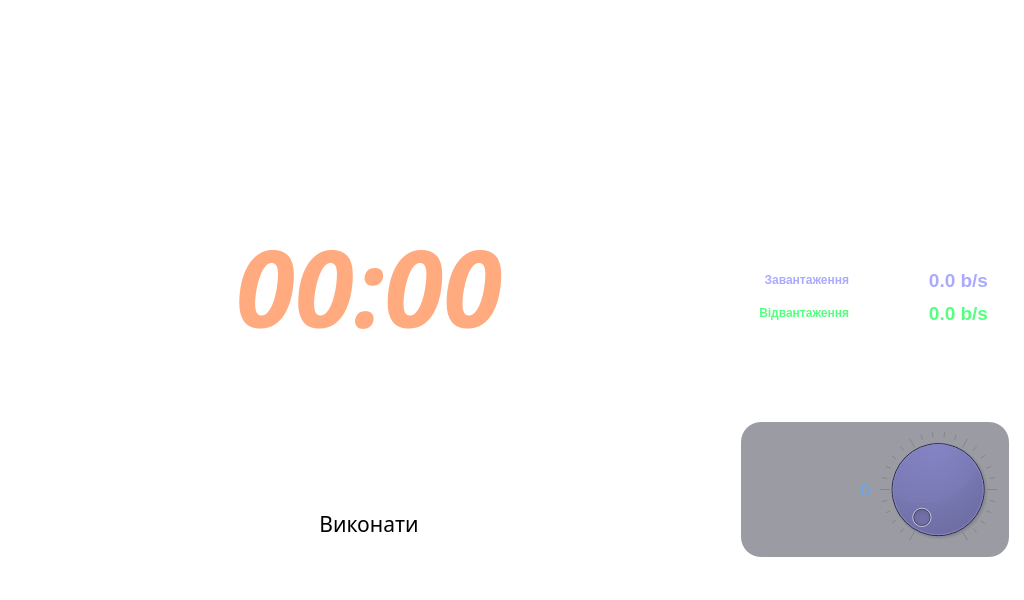
Old version of the form main_form.ui in the repository neurotoxin78/QPanInfo.
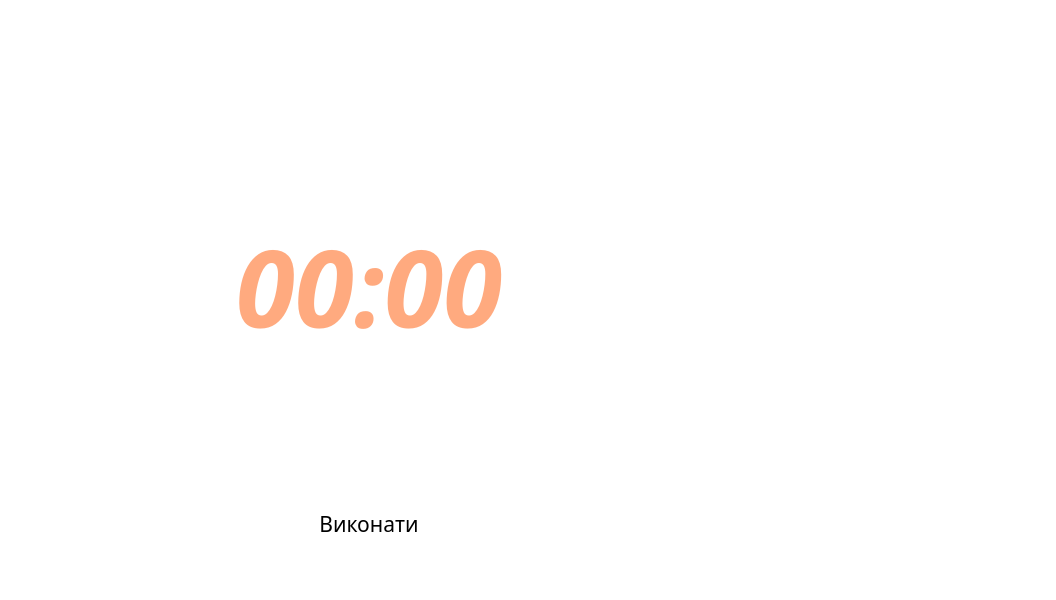
New version of the form. Icons and pictures are not drawn.

Diff of the .ui file:
```diff
--- a/main_form.ui
+++ b/main_form.ui
@@ -9,7 +9,7 @@
    <rect>
     <x>0</x>
     <y>0</y>
-    <width>1024</width>
+    <width>1056</width>
     <height>600</height>
    </rect>
   </property>
@@ -228,82 +228,20 @@
          <layout class="QGridLayout" name="top_frameLayout"/>
         </widget>
        </item>
-       <item row="2" column="0">
-        <widget class="QFrame" name="bootom_frame">
-         <property name="maximumSize">
-          <size>
-           <width>16777215</width>
-           <height>135</height>
-          </size>
-         </property>
-         <property name="styleSheet">
-          <string notr="true">background-color: rgba(42, 42, 62, 120);
-border-radius: 20px;</string>
-         </property>
-         <property name="frameShape">
-          <enum>QFrame::StyledPanel</enum>
-         </property>
-         <property name="frameShadow">
-          <enum>QFrame::Raised</enum>
-         </property>
-         <layout class="QHBoxLayout" name="bootom_frameLayout">
-          <item>
-           <widget class="QLabel" name="volume_label">
-            <property name="maximumSize">
-             <size>
-              <width>120</width>
-              <height>32</height>
-             </size>
-            </property>
-            <property name="font">
-             <font>
-              <family>Fira Mono for Powerline</family>
-              <pointsize>12</pointsize>
-              <weight>50</weight>
-              <italic>false</italic>
-              <bold>false</bold>
-             </font>
-            </property>
-            <property name="styleSheet">
-             <string notr="true">color: rgba(85, 170, 255, 200);
-background-color: rgba(0, 0, 0, 0);
-</string>
-            </property>
-            <property name="text">
-             <string>0</string>
-            </property>
-            <property name="alignment">
-             <set>Qt::AlignRight|Qt::AlignTrailing|Qt::AlignVCenter</set>
-            </property>
-           </widget>
-          </item>
-          <item>
-           <widget class="QDial" name="volume_dial">
-            <property name="maximumSize">
-             <size>
-              <width>170</width>
-              <height>170</height>
-             </size>
-            </property>
-            <property name="styleSheet">
-             <string notr="true">background-color: rgb(85, 85, 127);</string>
-            </property>
-            <property name="invertedAppearance">
-             <bool>false</bool>
-            </property>
-            <property name="invertedControls">
-             <bool>false</bool>
-            </property>
-            <property name="notchesVisible">
-             <bool>true</bool>
-            </property>
-           </widget>
-          </item>
-         </layout>
-        </widget>
-       </item>
        <item row="1" column="0">
         <widget class="QFrame" name="middle_frame">
+         <property name="minimumSize">
+          <size>
+           <width>300</width>
+           <height>160</height>
+          </size>
+         </property>
+         <property name="maximumSize">
+          <size>
+           <width>300</width>
+           <height>160</height>
+          </size>
+         </property>
          <property name="styleSheet">
           <string notr="true">
 border-radius: 20px;</string>
@@ -314,192 +252,18 @@
          <property name="frameShadow">
           <enum>QFrame::Raised</enum>
          </property>
-         <layout class="QGridLayout" name="middle_frameLayout">
-          <item row="1" column="0" colspan="2">
-           <widget class="QFrame" name="net_frame">
-            <property name="minimumSize">
-             <size>
-              <width>0</width>
-              <height>100</height>
-             </size>
-            </property>
-            <property name="maximumSize">
-             <size>
-              <width>16777215</width>
-              <height>140</height>
-             </size>
-            </property>
-            <property name="frameShape">
-             <enum>QFrame::StyledPanel</enum>
-            </property>
-            <property name="frameShadow">
-             <enum>QFrame::Raised</enum>
-            </property>
-            <layout class="QGridLayout" name="net_frameLayout">
-             <item row="0" column="0" colspan="3">
-              <widget class="QLabel" name="interfaceLabel">
-               <property name="minimumSize">
-                <size>
-                 <width>0</width>
-                 <height>30</height>
-                </size>
-               </property>
-               <property name="maximumSize">
-                <size>
-                 <width>16777215</width>
-                 <height>30</height>
-                </size>
-               </property>
-               <property name="font">
-                <font>
-                 <pointsize>14</pointsize>
-                 <weight>75</weight>
-                 <bold>true</bold>
-                </font>
-               </property>
-               <property name="styleSheet">
-                <string notr="true">color: rgba(255, 255, 255, 200);</string>
-               </property>
-               <property name="text">
-                <string>Interface: eth0</string>
-               </property>
-               <property name="alignment">
-                <set>Qt::AlignCenter</set>
-               </property>
-              </widget>
-             </item>
-             <item row="2" column="2">
-              <widget class="QLabel" name="upLabel">
-               <property name="minimumSize">
-                <size>
-                 <width>0</width>
-                 <height>30</height>
-                </size>
-               </property>
-               <property name="font">
-                <font>
-                 <pointsize>14</pointsize>
-                 <weight>75</weight>
-                 <bold>true</bold>
-                </font>
-               </property>
-               <property name="styleSheet">
-                <string notr="true">color: rgb(85, 255, 127);</string>
-               </property>
-               <property name="text">
-                <string>0.0 b/s</string>
-               </property>
-               <property name="alignment">
-                <set>Qt::AlignCenter</set>
-               </property>
-              </widget>
-             </item>
-             <item row="4" column="0" colspan="3">
-              <widget class="QLabel" name="ipLabel">
-               <property name="maximumSize">
-                <size>
-                 <width>16777215</width>
-                 <height>30</height>
-                </size>
-               </property>
-               <property name="font">
-                <font>
-                 <pointsize>14</pointsize>
-                 <weight>75</weight>
-                 <bold>true</bold>
-                </font>
-               </property>
-               <property name="styleSheet">
-                <string notr="true">color: rgba(255, 255, 255, 200);</string>
-               </property>
-               <property name="text">
-                <string>IP: 0.0.0.0</string>
-               </property>
-               <property name="alignment">
-                <set>Qt::AlignCenter</set>
-               </property>
-              </widget>
-             </item>
-             <item row="2" column="0">
-              <widget class="QLabel" name="label">
-               <property name="minimumSize">
-                <size>
-                 <width>0</width>
-                 <height>30</height>
-                </size>
-               </property>
-               <property name="font">
-                <font>
-                 <weight>75</weight>
-                 <bold>true</bold>
-                </font>
-               </property>
-               <property name="styleSheet">
-                <string notr="true">color: rgb(85, 255, 127);</string>
-               </property>
-               <property name="text">
-                <string>Відвантаження</string>
-               </property>
-               <property name="alignment">
-                <set>Qt::AlignRight|Qt::AlignTrailing|Qt::AlignVCenter</set>
-               </property>
-              </widget>
-             </item>
-             <item row="1" column="0">
-              <widget class="QLabel" name="label_2">
-               <property name="minimumSize">
-                <size>
-                 <width>0</width>
-                 <height>30</height>
-                </size>
-               </property>
-               <property name="font">
-                <font>
-                 <weight>75</weight>
-                 <bold>true</bold>
-                </font>
-               </property>
-               <property name="styleSheet">
-                <string notr="true">color: rgba(170, 170, 255, 255);</string>
-               </property>
-               <property name="text">
-                <string>Завантаження</string>
-               </property>
-               <property name="alignment">
-                <set>Qt::AlignRight|Qt::AlignTrailing|Qt::AlignVCenter</set>
-               </property>
-              </widget>
-             </item>
-             <item row="1" column="2">
-              <widget class="QLabel" name="dnLabel">
-               <property name="minimumSize">
-                <size>
-                 <width>0</width>
-                 <height>30</height>
-                </size>
-               </property>
-               <property name="font">
-                <font>
-                 <pointsize>14</pointsize>
-                 <weight>75</weight>
-                 <bold>true</bold>
-                </font>
-               </property>
-               <property name="styleSheet">
-                <string notr="true">color: rgba(170, 170, 255, 255);</string>
-               </property>
-               <property name="text">
-                <string>0.0 b/s</string>
-               </property>
-               <property name="alignment">
-                <set>Qt::AlignCenter</set>
-               </property>
-              </widget>
-             </item>
-            </layout>
-           </widget>
-          </item>
-         </layout>
+         <layout class="QGridLayout" name="middle_frameLayout"/>
+        </widget>
+       </item>
+       <item row="2" column="0">
+        <widget class="QFrame" name="bottom_frame">
+         <property name="frameShape">
+          <enum>QFrame::StyledPanel</enum>
+         </property>
+         <property name="frameShadow">
+          <enum>QFrame::Raised</enum>
+         </property>
+         <layout class="QGridLayout" name="bottom_frameLayout"/>
         </widget>
        </item>
       </layout>
```
Left out of the diff: 4 changed lines with no effect on the pictures.
